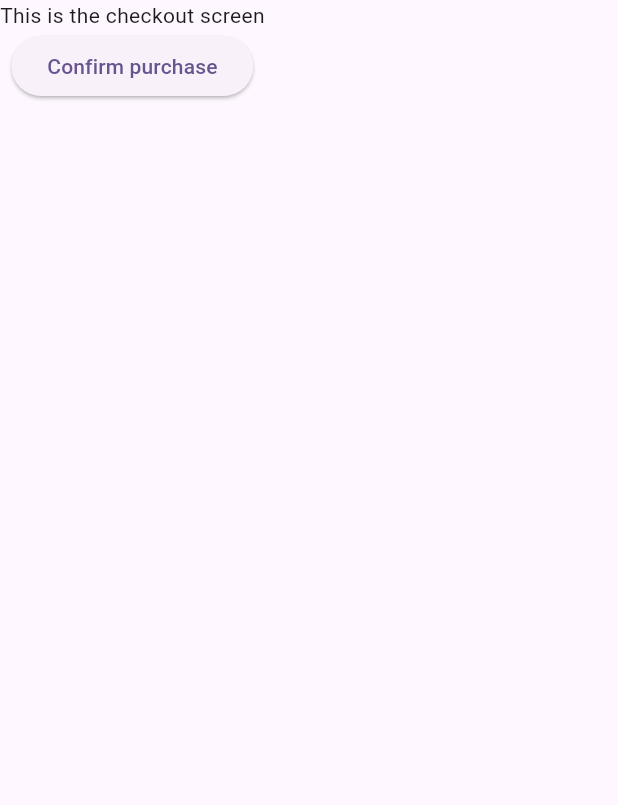
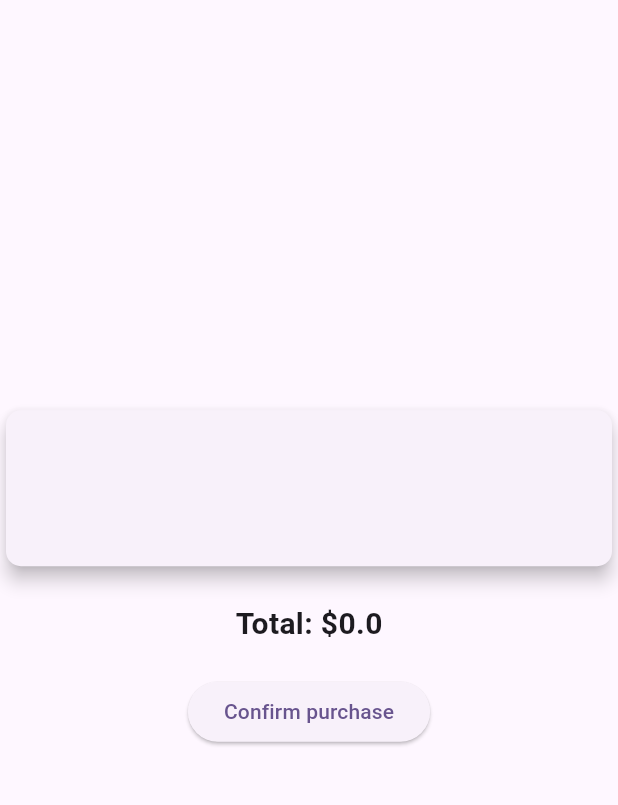
Before and after one commit to grovertanya/career-launch-team21, a Flutter app: the ItemDetails screen opened directly with empty values, after a tap on "Checkout", on a phone screen of 412 x 824 dp, the part 84-889 px from its top. Run offline on Flutter 3.47's test engine with Material 3 defaults, Android fonts, the light colour scheme and no system bars; our stand-ins replace image_picker; missing offline and left inert: dart:ffi; network calls fail.

Commit message:
visual updates

```diff
--- a/frontend/lib/checkout.dart
+++ b/frontend/lib/checkout.dart
@@ -3,11 +3,14 @@ import 'package:frontend/checkout_success.dart';
 import 'package:frontend/connection.dart';
 
 class Checkout extends StatefulWidget {
-  const Checkout({super.key, required this.usernameC, required this.sellerName, required this.itemID});
+  const Checkout({super.key, required this.usernameC, required this.sellerName, required this.itemID, required this.itemName, required this.description, required this.price});
 
   final String usernameC;
   final String sellerName;
   final String itemID;
+  final String itemName;
+  final String description;
+  final double price;
 
   @override
   State<Checkout> createState() => _CheckoutState();
@@ -25,15 +28,44 @@ class _CheckoutState extends State<Checkout> {
         elevation: 0,
         title: Center(child: Text('Checkout')),
       ),
-      body: Column(
+      body: Center(
+        child: Column(
+          mainAxisAlignment: MainAxisAlignment.center, // Centers vertically
+          crossAxisAlignment: CrossAxisAlignment.center, // Centers horizontally
           children: [
-          Text('This is the checkout screen'),
+            Card(
+              elevation: 5,
+              shape: RoundedRectangleBorder(
+              borderRadius: BorderRadius.circular(10)),
+              child: ListTile(
+              contentPadding: const EdgeInsets.all(16),
+              title: Text(widget.itemName), titleTextStyle: TextStyle(
+                fontSize: 18,
+                fontWeight: FontWeight.bold,
+                color: Colors.blueAccent,
+                ),
+              subtitle: Padding(padding: const EdgeInsets.only(top: 8),
+                child: Text(
+                  widget.description,
+                  style: TextStyle(fontSize: 14, color: Colors.grey),),),
+              ),
+            ),
+            SizedBox(height: 20,),
+            Text(
+              'Total: \$${widget.price}',
+              style: TextStyle(
+                fontSize: 20,
+                fontWeight: FontWeight.bold,
+              ),
+            ),
+            SizedBox(height: 20,),
             ElevatedButton(
               onPressed: (){
                 _removeItem(context);
                 Navigator.of(context).push(MaterialPageRoute(builder: (context) => CheckoutSuccess(usernameCS: widget.usernameC, sellerNameCS: widget.sellerName,)));
               }, child: Text('Confirm purchase'))
           ],
+        ),
       )
     );
   }
--- a/frontend/lib/item_details.dart
+++ b/frontend/lib/item_details.dart
@@ -112,7 +112,18 @@ class _ItemDetailsState extends State<ItemDetails> {
                   child: ElevatedButton(
                     onPressed: (){
                       //need to pass in some sort of id
-                      Navigator.of(context).push(MaterialPageRoute(builder: (context) => Checkout(usernameC: widget.usernameID, sellerName: widget.itemUsername, itemID: widget.id,)));
+                      Navigator.of(context).push(
+                        MaterialPageRoute(
+                          builder: (context) => Checkout(
+                            usernameC: widget.usernameID,
+                            sellerName: widget.itemUsername,
+                            itemID: widget.id,
+                            itemName: widget.name,
+                            description: widget.description,
+                            price: widget.price,
+                            )
+                        ),
+                      );
                     },
                     child: Text(
                       'Checkout',
```
Also changed, not shown: frontend/lib/checkout_success.dart (+12 -4 lines), frontend/lib/userform.dart (+9 -12 lines). Lines whose indentation alone changed are shown as unchanged.
